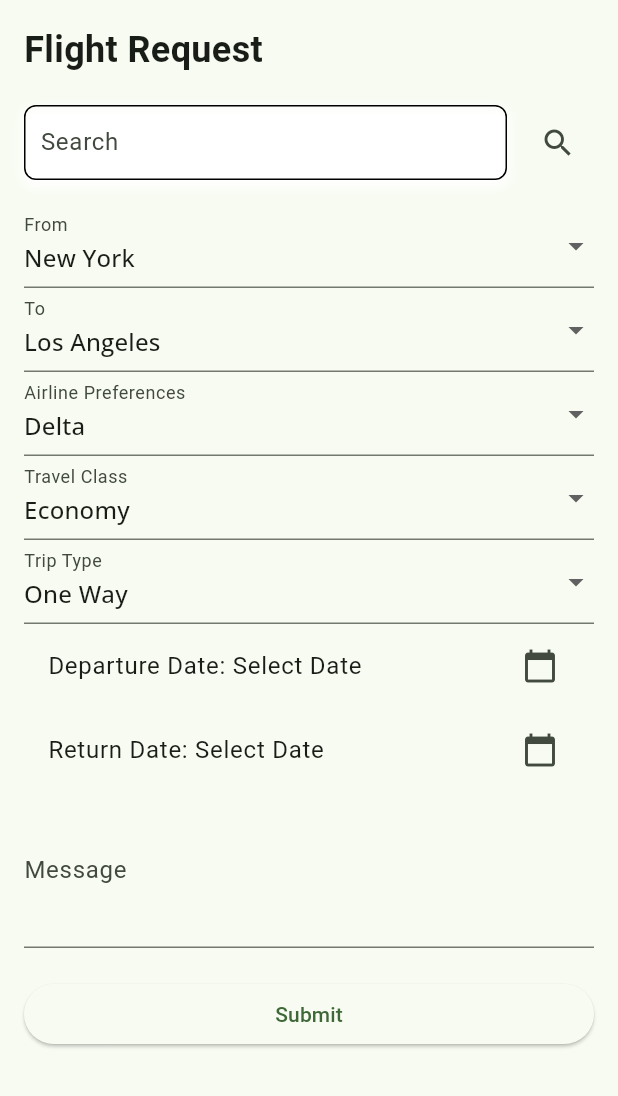
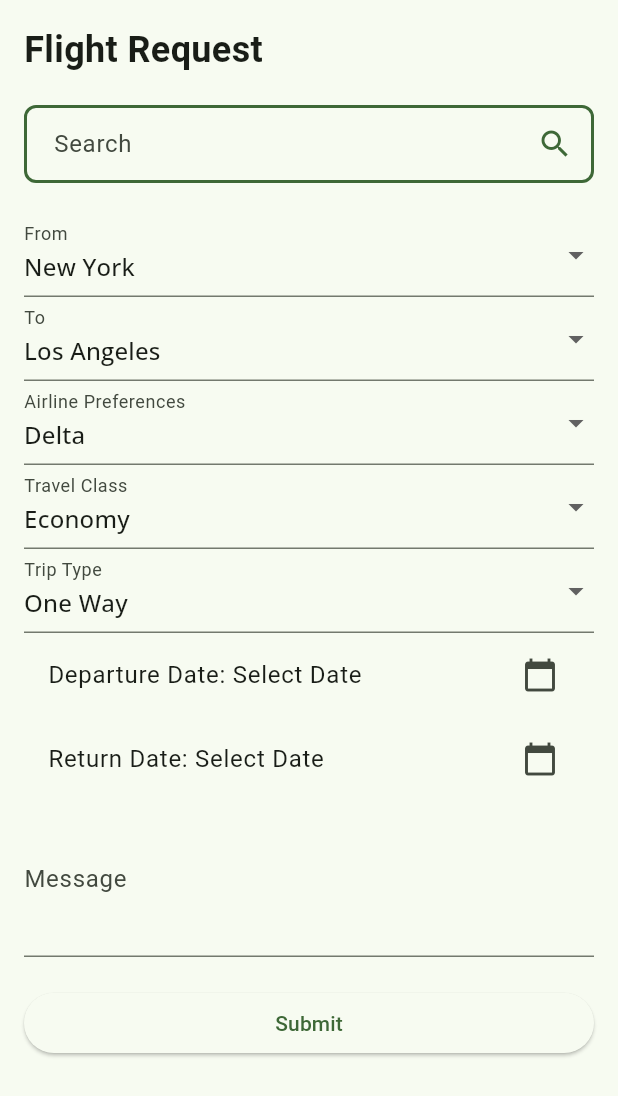
Before and after one commit to riyashah22/abisiniya, a Flutter app: the FlightScreen screen opened directly, after a tap on the "search" icon, on a phone screen of 412 x 824 dp. Shown: the top 1096 px of the screen. Run offline on Flutter 3.47's test engine with Material 3 defaults, Android fonts, the phone set to English and light mode, and no system bars; our stand-ins replace carousel_slider, google_fonts, google_nav_bar, image_picker, line_icons; network calls fail.

Commit message:
search bar ui design change

```diff
--- a/lib/screens/flights/flights.dart
+++ b/lib/screens/flights/flights.dart
@@ -142,7 +142,7 @@ class _FlightScreenState extends State<FlightScreen> {
                 'Flight Request',
                 style: TextStyle(fontSize: 24, fontWeight: FontWeight.bold),
               ),
-              const SizedBox(
+              SizedBox(
                 height: 20,
               ),
               Row(
@@ -151,41 +151,36 @@ class _FlightScreenState extends State<FlightScreen> {
                     child: Container(
                       decoration: BoxDecoration(
                         borderRadius: BorderRadius.circular(8),
-                        border: Border.all(),
-                        boxShadow: const [
-                          BoxShadow(
-                            color: Colors.white,
-                            spreadRadius: 2,
-                            blurRadius: 5,
-                            offset: Offset(0, 3),
+                        border: Border.all(
+                            color: Theme.of(context).primaryColor, width: 2),
+                        boxShadow: [],
                       ),
-                        ],
-                      ),
+                      child: Row(
+                        children: [
+                          Expanded(
                             child: TextFormField(
-                        decoration: const InputDecoration(
-                          hintText: 'Search',
-                          contentPadding: EdgeInsets.symmetric(horizontal: 10),
+                              decoration: InputDecoration(
+                                hintText: '    Search',
                                 border: InputBorder.none,
-                        ),
-                        validator: (value) {
-                          if (value == null || value.isEmpty) {
-                            return 'Please enter your search query';
-                          }
-                          return null;
-                        },
                               ),
                             ),
                           ),
-                  const SizedBox(width: 10),
                           IconButton(
                             onPressed: () {
                               // Implement your search logic here
                             },
-                    icon: const Icon(Icons.search),
+                            icon: Icon(
+                              Icons.search,
+                              color: Theme.of(context).primaryColor,
+                            ),
                           ),
                         ],
                       ),
-              const SizedBox(height: 16),
+                    ),
+                  ),
+                ],
+              ),
+              const SizedBox(height: 20),
               DropdownButtonFormField<String>(
                 value: _from,
                 decoration: const InputDecoration(labelText: 'From'),
```
Lines whose indentation alone changed are shown as unchanged.
